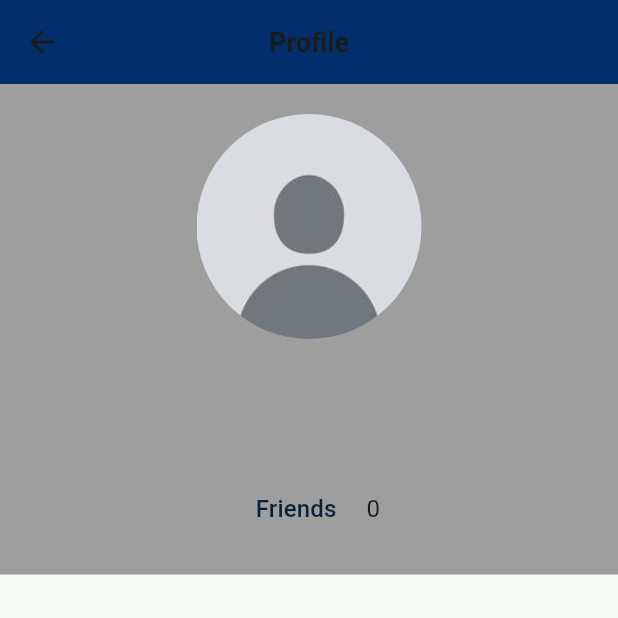
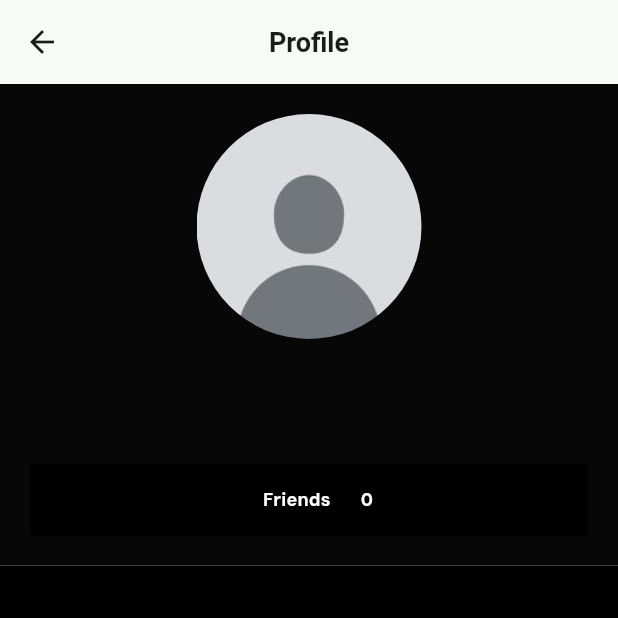
Before and after one commit to dominickng28/SoftwareEngineeringProject, a Flutter app: the MyUserProfilePage screen opened directly, on a phone screen of 412 x 824 dp, the top half of it. Run offline on Flutter 3.47's test engine with Material 2 defaults, Android fonts, the light colour scheme and no system bars; our stand-ins replace camera, cloud_firestore, firebase_auth, firebase_core, firebase_storage, image_cropper and 2 more; accounts and stored records are empty.

Commit message:
added back

```diff
--- a/lib/home_feed.dart
+++ b/lib/home_feed.dart
@@ -270,8 +270,8 @@ class _PostCardState extends State<PostCard> {
                   String? profilePictureUrl = snapshot.data;
                   if (profilePictureUrl == null || profilePictureUrl.isEmpty) {
                     // Use a default profile picture when there's no profile picture
-                    imageProvider = const AssetImage(
-                        'lib/assets/images/default_profile_picture.png');
+                    imageProvider =
+                        const AssetImage('lib/assets/default-user.jpg');
                   } else {
                     // Use NetworkImage when loading an image from a URL
                     imageProvider = NetworkImage(profilePictureUrl);
--- a/lib/profile_screen.dart
+++ b/lib/profile_screen.dart
@@ -150,7 +150,7 @@ class _MyUserProfilePageState extends State<MyUserProfilePage> {
 
     return Scaffold(
       appBar: AppBar(
-        backgroundColor: const Color.fromRGBO(0, 45, 107, 0.992),
+        backgroundColor: const Color.fromRGBO(248, 0, 0, 0),
         title: Text(
           title,
           style: TextStyle(
@@ -161,7 +161,8 @@ class _MyUserProfilePageState extends State<MyUserProfilePage> {
         centerTitle: true,
       ),
 
-      body: Column(
+      body: SingleChildScrollView(
+        child: Column(
           children: <Widget>[
             Container(
               padding: const EdgeInsets.only(top: 0, left: 300),
@@ -199,12 +200,14 @@ class _MyUserProfilePageState extends State<MyUserProfilePage> {
                           _friendService.sendFriendRequest(
                               UserData.userName, userProfile!.username);
                           ScaffoldMessenger.of(context).showSnackBar(
-                          const SnackBar(content: Text('Friend Request Sent')),
+                            const SnackBar(
+                                content: Text('Friend Request Sent')),
                           );
                         }
                       },
                       style: ButtonStyle(
-                      backgroundColor: MaterialStateProperty.resolveWith<Color>(
+                        backgroundColor:
+                            MaterialStateProperty.resolveWith<Color>(
                           (Set<MaterialState> states) {
                             if (widget.profileUserName != null &&
                                 widget.profileUserName != UserData.userName) {
@@ -230,7 +233,7 @@ class _MyUserProfilePageState extends State<MyUserProfilePage> {
             ),
             // Code for the Profile Banner
             Container(
-            color: Colors.grey,
+              color: Color.fromARGB(248, 0, 0, 0),
               child: Padding(
                 padding: const EdgeInsets.all(20.0),
                 child: Column(
@@ -257,7 +260,8 @@ class _MyUserProfilePageState extends State<MyUserProfilePage> {
                         child: userProfile?.profilePicURL == null ||
                                 userProfile?.profilePicURL ==
                                     'lib/assets/default-user.jpg' ||
-                              !Uri.parse(userProfile!.profilePicURL).isAbsolute
+                                !Uri.parse(userProfile!.profilePicURL)
+                                    .isAbsolute
                             ? Image.asset(
                                 'lib/assets/default-user.jpg',
                                 width: 150,
@@ -282,7 +286,9 @@ class _MyUserProfilePageState extends State<MyUserProfilePage> {
                           children: <Widget>[
                             Text(
                                 style: TextStyle(
-                                fontSize: 25,
+                                  fontFamily: 'DMSans',
+                                  fontSize: 23,
+                                  color: Colors.white,
                                   fontWeight: FontWeight.bold,
                                 ),
                                 userProfile?.username ?? "Loading User"),
@@ -290,14 +296,19 @@ class _MyUserProfilePageState extends State<MyUserProfilePage> {
                             Text(
                               userBio ??
                                   '', // Display the user's bio if available
-                            style: TextStyle(fontSize: 16),
+                              style: TextStyle(
+                                fontFamily: 'DMSans',
+                                fontSize: 14,
+                                color: Colors.white,
+                                fontWeight: FontWeight.bold,
+                              ),
                             )
                           ],
                         ),
                       ),
                     ),
                     Container(
-                    color: Colors.grey,
+                      color: Color.fromARGB(248, 0, 0, 0),
                       child: Row(
                         mainAxisAlignment: MainAxisAlignment.center,
                         children: <Widget>[
@@ -314,9 +325,10 @@ class _MyUserProfilePageState extends State<MyUserProfilePage> {
                             child: const Text(
                               "Friends",
                               style: TextStyle(
-                              fontSize: 16,
-                              color: Color.fromARGB(248, 1, 31,
-                                  57), // Change this to your preferred color
+                                fontFamily: 'DMSans',
+                                fontSize: 12,
+                                color: Colors.white,
+                                fontWeight: FontWeight.bold,
                               ),
                             ),
                           ),
@@ -333,7 +345,12 @@ class _MyUserProfilePageState extends State<MyUserProfilePage> {
                               } else {
                                 return Text(
                                   snapshot.data.toString(),
-                                style: TextStyle(fontSize: 16.0),
+                                  style: TextStyle(
+                                    fontFamily: 'DMSans',
+                                    fontSize: 12,
+                                    color: Colors.white,
+                                    fontWeight: FontWeight.bold,
+                                  ),
                                 );
                               }
                             },
@@ -347,8 +364,9 @@ class _MyUserProfilePageState extends State<MyUserProfilePage> {
             ),
 
             // Code for the Posts
-          // Code for the Posts
-          Expanded(
+            Container(
+              color: Colors.black,
+              height: MediaQuery.of(context).size.height - 300,
               child: FutureBuilder<List<Post>>(
                 future: fetchUserPostData(username: widget.profileUserName),
                 builder:
@@ -406,6 +424,7 @@ class _MyUserProfilePageState extends State<MyUserProfilePage> {
             ),
           ],
         ),
+      ),
       // Code for the create post button
       floatingActionButton: userProfile?.username != UserData.userName
           ? null
```
Also changed, not shown: lib/friends_screen.dart (+26 -11 lines), lib/post_signup_screen.dart (+8 -6 lines). Lines whose indentation alone changed are shown as unchanged.
